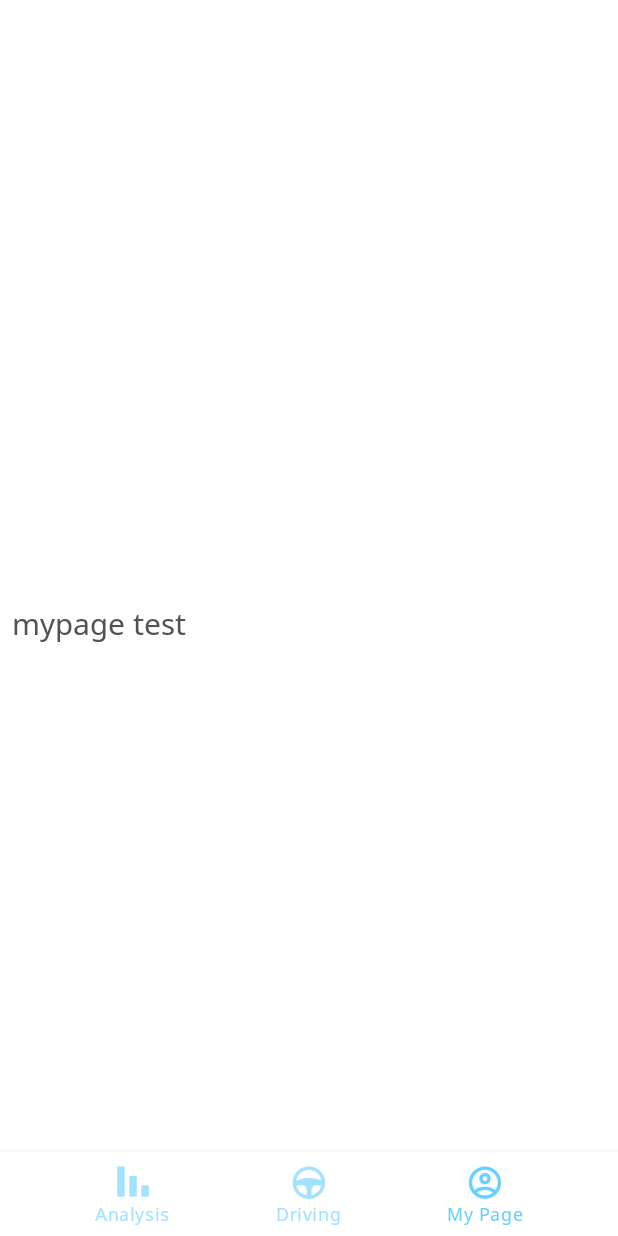
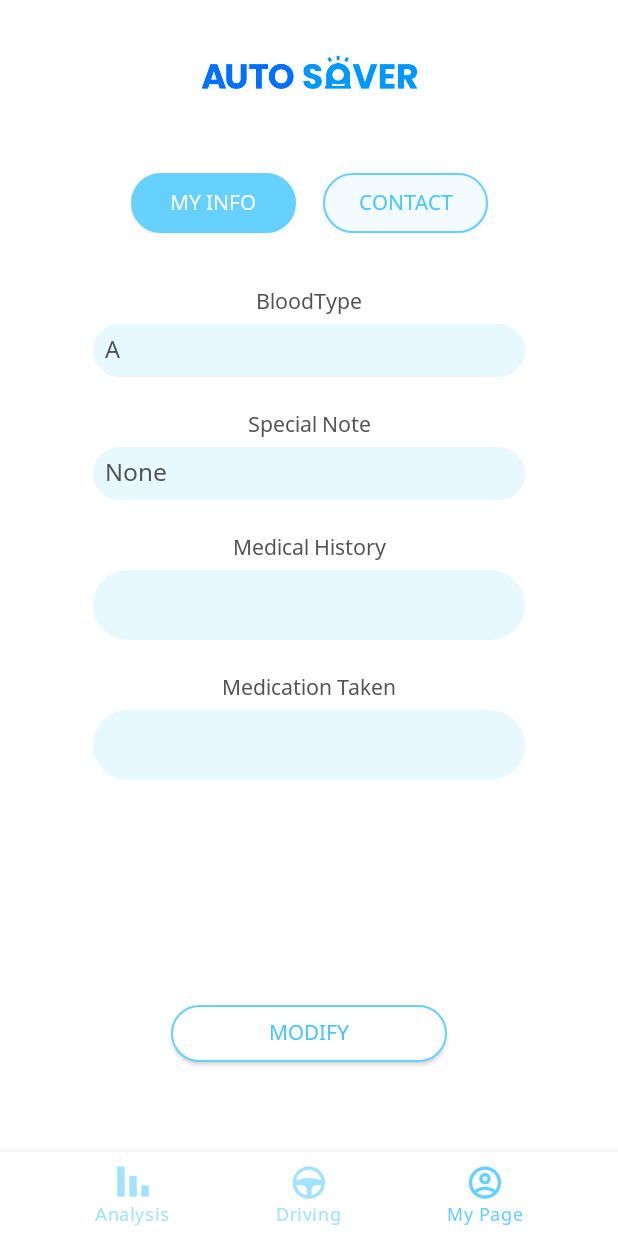
Before and after one commit to yamiblack/AutoSaver, an Android app: the MyPageFragment screen opened through its navigation route, on a phone screen of 412 x 824 dp. Run offline under Robolectric (Android 15) with nearby library versions, the phone set to English and light mode, and no system bars; our stand-ins replace navigation-ui; 2 statements that could not run were skipped.

Commit message:
fix: MyPage

```diff
--- a/app/src/main/java/com/b11a/android/autosaver/ui/mypage/MyPageFragment.java
+++ /dev/null
@@ -1,23 +0,0 @@
-package com.b11a.android.autosaver.ui.mypage;
-
-import android.os.Bundle;
-import android.view.LayoutInflater;
-import android.view.View;
-import android.view.ViewGroup;
-import android.widget.TextView;
-
-import androidx.annotation.NonNull;
-import androidx.fragment.app.Fragment;
-
-import com.b11a.android.autosaver.R;
-
-public class MyPageFragment extends Fragment {
-    public View onCreateView(@NonNull LayoutInflater inflater,
-                             ViewGroup container, Bundle savedInstanceState) {
-
-        View root = inflater.inflate(R.layout.fragment_mypage, container, false);
-
-        return root;
-    }
-
-}
--- /dev/null
+++ b/app/src/main/java/com/b11a/android/autosaver/ui/mypage/MyPageFragment.kt
@@ -0,0 +1,121 @@
+package com.b11a.android.autosaver.ui.mypage
+
+import android.os.Bundle
+import android.view.LayoutInflater
+import android.view.View
+import android.view.ViewGroup
+import android.view.WindowManager
+import android.widget.EditText
+import android.widget.Spinner
+import androidx.core.content.ContextCompat
+import androidx.core.widget.addTextChangedListener
+import androidx.fragment.app.Fragment
+import androidx.lifecycle.ViewModelProvider
+import com.b11a.android.autosaver.R
+import com.b11a.android.autosaver.databinding.FragmentMypageBinding
+import com.b11a.android.autosaver.databinding.LayoutMypageEmergencyBinding
+import com.b11a.android.autosaver.databinding.LayoutMypageInfoBinding
+import com.b11a.android.autosaver.kPrefs
+
+class MyPageFragment : Fragment() {
+    private lateinit var binding: FragmentMypageBinding
+    private lateinit var infoBinding: LayoutMypageInfoBinding
+    private lateinit var emergencyBinding: LayoutMypageEmergencyBinding
+    private lateinit var viewModel: MyPageInfoViewModel
+
+    override fun onCreateView(inflater: LayoutInflater, container: ViewGroup?, savedInstanceState: Bundle?): View {
+        binding = FragmentMypageBinding.inflate(inflater)
+        infoBinding = LayoutMypageInfoBinding.inflate(inflater)
+        emergencyBinding = LayoutMypageEmergencyBinding.inflate(inflater)
+
+        viewModel = ViewModelProvider(this).get(MyPageInfoViewModel::class.java)
+
+        val userToken = kPrefs(requireContext()).getString("userToken", "")!!
+
+        binding.frameMyPage.addView(infoBinding.root)
+        viewModel.loadData(userToken)
+
+        viewModel.loading.observe(viewLifecycleOwner) {
+            if (it) {
+                binding.loadingLayout.root.visibility = View.VISIBLE
+                requireActivity().window.addFlags(WindowManager.LayoutParams.FLAG_NOT_TOUCHABLE)
+            } else {
+                binding.loadingLayout.root.visibility = View.GONE
+                requireActivity().window.clearFlags(WindowManager.LayoutParams.FLAG_NOT_TOUCHABLE)
+            }
+        }
+
+        viewModel.detail.observe(viewLifecycleOwner) {
+            infoBinding.spinnerBloodMyPage.setSelection(resources.getStringArray(R.array.bloodType).indexOf(it.blood))
+            infoBinding.spinnerSpecialMyPage.setSelection(resources.getStringArray(R.array.specialNote).indexOf(it.special))
+            infoBinding.editTextMedicalMyPage.setText(it.disease)
+            infoBinding.editTextMedicationMyPage.setText(it.medicine)
+        }
+
+        infoBinding.spinnerBloodMyPage.onItemSelectedListener = viewModel.itemSelectedListener { position ->
+            val selected = infoBinding.spinnerBloodMyPage.getItemAtPosition(position).toString()
+            viewModel.setBloodType(selected)
+        }
+
+        infoBinding.spinnerSpecialMyPage.onItemSelectedListener = viewModel.itemSelectedListener { position ->
+            val selected = infoBinding.spinnerSpecialMyPage.getItemAtPosition(position).toString()
+            viewModel.setSpecialNote(selected)
+        }
+
+        infoBinding.editTextMedicalMyPage.addTextChangedListener {
+            viewModel.setMedicalHistory(it.toString())
+        }
+
+        infoBinding.editTextMedicationMyPage.addTextChangedListener {
+            viewModel.setMedicationTaken(it.toString())
+        }
+
+        emergencyBinding.editTextNameMyPage.addTextChangedListener {
+            viewModel.setEmergencyName(it.toString())
+        }
+
+        emergencyBinding.editTextNumberMyPage.addTextChangedListener {
+            viewModel.setEmergencyNumber(it.toString())
+        }
+
+        binding.buttonMyInfoMyPage.setOnClickListener {
+            binding.buttonMyInfoMyPage.background = ContextCompat.getDrawable(requireContext(), R.drawable.radius_button_blue_activated)
+            binding.buttonMyInfoMyPage.setTextColor(ContextCompat.getColor(requireContext(), R.color.white))
+
+            binding.buttonContactsMyPage.background = ContextCompat.getDrawable(requireContext(), R.drawable.radius_button_blue)
+            binding.buttonContactsMyPage.setTextColor(ContextCompat.getColor(requireContext(), R.color.buttonTextColor))
+
+            binding.frameMyPage.removeAllViews()
+            binding.frameMyPage.addView(infoBinding.root)
+
+            infoBinding.spinnerBloodMyPage.setSelection(resources.getStringArray(R.array.bloodType).indexOf(viewModel.detail.value!!.blood))
+            infoBinding.spinnerSpecialMyPage.setSelection(resources.getStringArray(R.array.specialNote).indexOf(viewModel.detail.value!!.special))
+            infoBinding.editTextMedicalMyPage.setText(viewModel.detail.value!!.disease)
+            infoBinding.editTextMedicationMyPage.setText(viewModel.detail.value!!.medicine)
+        }
+
+        binding.buttonContactsMyPage.setOnClickListener {
+            binding.buttonContactsMyPage.background = ContextCompat.getDrawable(requireContext(), R.drawable.radius_button_blue_activated)
+            binding.buttonContactsMyPage.setTextColor(ContextCompat.getColor(requireContext(), R.color.white))
+
+            binding.buttonMyInfoMyPage.background = ContextCompat.getDrawable(requireContext(), R.drawable.radius_button_blue)
+            binding.buttonMyInfoMyPage.setTextColor(ContextCompat.getColor(requireContext(), R.color.buttonTextColor))
+
+            binding.frameMyPage.removeAllViews()
+            binding.frameMyPage.addView(emergencyBinding.root)
+
+            emergencyBinding.editTextNameMyPage.setText(viewModel.detail.value!!.emergencyName)
+            emergencyBinding.editTextNumberMyPage.setText(viewModel.detail.value!!.emergencyNumber)
+        }
+
+        infoBinding.buttonCompletionMyPage.setOnClickListener {
+            viewModel.submit(userToken)
+        }
+
+        emergencyBinding.buttonCompletionMyPageContact.setOnClickListener {
+            viewModel.submit(userToken)
+        }
+
+        return binding.root
+    }
+}
--- /dev/null
+++ b/app/src/main/java/com/b11a/android/autosaver/ui/mypage/MyPageInfoViewModel.kt
@@ -0,0 +1,131 @@
+package com.b11a.android.autosaver.ui.mypage
+
+import android.util.Log
+import android.view.View
+import android.widget.AdapterView
+import android.widget.Toast
+import androidx.lifecycle.LiveData
+import androidx.lifecycle.MutableLiveData
+import androidx.lifecycle.ViewModel
+import com.b11a.android.autosaver.kServerURL
+import com.b11a.android.autosaver.login.models.UserDetail
+import com.google.android.material.snackbar.Snackbar
+import okhttp3.*
+import org.json.JSONObject
+import java.io.IOException
+
+class MyPageInfoViewModel: ViewModel() {
+    private val userURL = kServerURL("users/userinfos")
+    private val client = OkHttpClient()
+
+    private val _detail = MutableLiveData<UserDetail>().apply {
+        value = UserDetail()
+    }
+    val detail: LiveData<UserDetail> = _detail
+
+    private val _loading = MutableLiveData<Boolean>().apply {
+        value = false
+    }
+    val loading: LiveData<Boolean> = _loading
+
+    private val _success = MutableLiveData<Boolean>().apply {
+        value = false
+    }
+    val success: LiveData<Boolean> = _success
+
+    fun loadData(userToken: String) {
+        _loading.value = true
+
+        val request = Request.Builder()
+            .url(userURL)
+            .header("Authorization", userToken)
+            .build()
+
+        client.newCall(request).enqueue(object : Callback {
+            override fun onFailure(call: Call, e: IOException) {
+                Log.e("MYINFO", e.toString())
+                _loading.postValue(false)
+                return
+            }
+
+            override fun onResponse(call: Call, response: Response) {
+                val responseString = response.body!!.string()
+                Log.d("MYINFO", responseString)
+
+                val jsonObject = JSONObject(responseString)
+
+                _detail.postValue(UserDetail(
+                    blood = jsonObject.getString("blood"),
+                    special = jsonObject.getString("special_note"),
+                    emergencyName = jsonObject.getString("emergency").split("/")[0],
+                    emergencyNumber = jsonObject.getString("emergency").split("/")[1],
+                    disease = jsonObject.getString("disease"),
+                    medicine = jsonObject.getString("medicine")
+                ))
+                _loading.postValue(false)
+            }
+        })
+    }
+
+    fun setBloodType(bloodType: String) {
+        _detail.value?.blood = bloodType
+    }
+
+    fun setSpecialNote(specialNote: String) {
+        _detail.value?.special = specialNote
+    }
+
+    fun setMedicalHistory(disease: String) {
+        _detail.value?.disease = disease
+    }
+
+    fun setMedicationTaken(medication: String) {
+        _detail.value?.medicine = medication
+    }
+
+    fun setEmergencyName(name: String) {
+        _detail.value?.emergencyName = name
+    }
+
+    fun setEmergencyNumber(number: String) {
+        _detail.value?.emergencyNumber = number
+    }
+
+    fun itemSelectedListener(itemSelected: (Int)->Unit)  = object : AdapterView.OnItemSelectedListener {
+        override fun onItemSelected(parent: AdapterView<*>?, view: View?, position: Int, id: Long) = itemSelected(position)
+        override fun onNothingSelected(parent: AdapterView<*>?) = Unit
+    }
+
+    fun submit(userToken: String) {
+        _loading.value = true
+
+        val requestBody = FormBody.Builder()
+            .add("blood", _detail.value!!.blood)
+            .add("special_note", _detail.value!!.special)
+            .add("emergency", "${_detail.value!!.emergencyName}/${_detail.value!!.emergencyNumber}")
+            .add("disease", _detail.value!!.disease)
+            .add("medicine", _detail.value!!.medicine)
+            .build()
+        val request = Request.Builder()
+            .url(userURL)
+            .header("Authorization", userToken)
+            .put(requestBody)
+            .build()
+
+        client.newCall(request).enqueue(object : Callback {
+            override fun onFailure(call: Call, e: IOException) {
+                Log.e("DETAIL", e.toString())
+                _loading.postValue(false)
+                return
+            }
+
+            override fun onResponse(call: Call, response: Response) {
+                val responseCode = response.code
+                Log.d("DETAIL", responseCode.toString())
+
+                _success.postValue(responseCode == 200)
+                _loading.postValue(false)
+            }
+        })
+    }
+}
--- /dev/null
+++ b/app/src/main/res/drawable/radius_button_blue_activated.xml
@@ -0,0 +1,27 @@
+<?xml version="1.0" encoding="utf-8"?>
+<selector xmlns:android="http://schemas.android.com/apk/res/android">
+<item android:state_pressed="true">
+    <shape android:shape="rectangle" android:padding = "10dp">
+        <solid android:color="#2D708E"/>
+        <corners
+            android:bottomLeftRadius="60dp"
+            android:bottomRightRadius="60dp"
+            android:topLeftRadius="60dp"
+            android:topRightRadius="60dp"/>
+        <stroke android:width="1dp"
+            android:color="#66d0ff"/>
+    </shape>
+</item>
+<item>
+    <shape android:shape="rectangle" android:padding = "10dp">
+        <solid android:color="#66d0ff"/>
+        <corners
+            android:bottomLeftRadius="60dp"
+            android:bottomRightRadius="60dp"
+            android:topLeftRadius="60dp"
+            android:topRightRadius="60dp"/>
+        <stroke android:width="1dp"
+            android:color="#66d0ff"/>
+    </shape>
+</item>
+</selector>
--- a/app/src/main/res/layout/activity_main.xml
+++ b/app/src/main/res/layout/activity_main.xml
@@ -25,8 +25,8 @@
     <fragment
         android:id="@+id/nav_host_fragment_activity_main"
         android:name="androidx.navigation.fragment.NavHostFragment"
-        android:layout_width="match_parent"
-        android:layout_height="match_parent"
+        android:layout_width="0dp"
+        android:layout_height="0dp"
         app:defaultNavHost="true"
         app:layout_constraintBottom_toTopOf="@id/nav_view"
         app:layout_constraintLeft_toLeftOf="parent"
--- a/app/src/main/res/layout/fragment_mypage.xml
+++ b/app/src/main/res/layout/fragment_mypage.xml
@@ -6,17 +6,67 @@
     android:layout_height="match_parent"
     tools:context=".ui.mypage.MyPageFragment">
 
-    <TextView
-        android:id="@+id/text_notifications"
-        android:layout_width="match_parent"
+    <ImageView
+        android:id="@+id/logoImageMyPage"
+        android:layout_width="150dp"
+        android:layout_height="33dp"
+        android:layout_gravity="center"
+        android:layout_marginTop="32dp"
+        android:src="@drawable/ic_logo"
+        app:layout_constraintEnd_toEndOf="parent"
+        app:layout_constraintStart_toStartOf="parent"
+        app:layout_constraintTop_toTopOf="parent" />
+
+    <LinearLayout
+        android:id="@+id/linearLayout"
+        android:layout_width="wrap_content"
         android:layout_height="wrap_content"
-        android:layout_marginStart="8dp"
-        android:layout_marginTop="8dp"
-        android:layout_marginEnd="8dp"
-        android:textSize="20sp"
-        android:text="mypage test"
+        android:layout_marginTop="50dp"
+        android:orientation="horizontal"
+        app:layout_constraintEnd_toEndOf="parent"
+        app:layout_constraintStart_toStartOf="parent"
+        app:layout_constraintTop_toBottomOf="@+id/logoImageMyPage">
+
+
+        <androidx.appcompat.widget.AppCompatButton
+            android:id="@+id/buttonMyInfoMyPage"
+            android:layout_width="110dp"
+            android:layout_height="wrap_content"
+            android:background="@drawable/radius_button_blue_activated"
+            android:minHeight="40dp"
+            android:text="My Info"
+            android:textColor="@color/white" />
+
+        <Space
+            android:layout_width="18dp"
+            android:layout_height="wrap_content"
+            android:layout_weight="1" />
+
+        <androidx.appcompat.widget.AppCompatButton
+            android:id="@+id/buttonContactsMyPage"
+            android:layout_width="110dp"
+            android:layout_height="wrap_content"
+            android:background="@drawable/radius_button_blue"
+            android:minHeight="40dp"
+            android:text="Contact"
+            android:textColor="@color/buttonTextColor" />
+
+    </LinearLayout>
+
+    <FrameLayout
+        android:id="@+id/frameMyPage"
+        android:layout_width="0dp"
+        android:layout_height="0dp"
+        android:layout_marginTop="35dp"
         app:layout_constraintBottom_toBottomOf="parent"
         app:layout_constraintEnd_toEndOf="parent"
         app:layout_constraintStart_toStartOf="parent"
-        app:layout_constraintTop_toTopOf="parent" />
+        app:layout_constraintTop_toBottomOf="@+id/linearLayout">
+
+    </FrameLayout>
+
+    <include
+        android:id="@+id/loadingLayout"
+        android:visibility="gone"
+        layout="@layout/layout_loading" />
 </androidx.constraintlayout.widget.ConstraintLayout>
--- /dev/null
+++ b/app/src/main/res/layout/layout_mypage_info.xml
@@ -0,0 +1,128 @@
+<?xml version="1.0" encoding="utf-8"?>
+<androidx.constraintlayout.widget.ConstraintLayout xmlns:android="http://schemas.android.com/apk/res/android"
+    xmlns:app="http://schemas.android.com/apk/res-auto"
+    xmlns:tools="http://schemas.android.com/tools"
+    android:layout_width="match_parent"
+    android:layout_height="match_parent">
+
+    <TextView
+        android:id="@+id/labelBloodMyPage"
+        android:layout_width="wrap_content"
+        android:layout_height="wrap_content"
+        android:text="BloodType"
+        app:layout_constraintEnd_toEndOf="parent"
+        app:layout_constraintStart_toStartOf="parent"
+        app:layout_constraintTop_toTopOf="parent" />
+
+    <androidx.appcompat.widget.AppCompatSpinner
+        android:id="@+id/spinnerBloodMyPage"
+        android:layout_width="0dp"
+        android:layout_height="35dp"
+        android:layout_marginStart="62dp"
+        android:layout_marginLeft="62dp"
+        android:layout_marginTop="4dp"
+        android:layout_marginEnd="62dp"
+        android:layout_marginRight="62dp"
+        android:background="@drawable/edittext_border"
+        android:entries="@array/bloodType"
+        app:layout_constraintEnd_toEndOf="parent"
+        app:layout_constraintStart_toStartOf="parent"
+        app:layout_constraintTop_toBottomOf="@+id/labelBloodMyPage" />
+
+    <TextView
+        android:id="@+id/labelSpecialMyPage"
+        android:layout_width="wrap_content"
+        android:layout_height="wrap_content"
+        android:layout_marginTop="21dp"
+        android:text="Special Note"
+        app:layout_constraintEnd_toEndOf="parent"
+        app:layout_constraintStart_toStartOf="parent"
+        app:layout_constraintTop_toBottomOf="@+id/spinnerBloodMyPage" />
+
+    <androidx.appcompat.widget.AppCompatSpinner
+        android:id="@+id/spinnerSpecialMyPage"
+        android:layout_width="0dp"
+        android:layout_height="35dp"
+        android:layout_marginStart="62dp"
+        android:layout_marginLeft="62dp"
+        android:layout_marginTop="4dp"
+        android:layout_marginEnd="62dp"
+        android:layout_marginRight="62dp"
+        android:background="@drawable/edittext_border"
+        android:entries="@array/specialNote"
+        app:layout_constraintEnd_toEndOf="parent"
+        app:layout_constraintStart_toStartOf="parent"
+        app:layout_constraintTop_toBottomOf="@+id/labelSpecialMyPage" />
+
+    <TextView
+        android:id="@+id/labelMedicalMyPage"
+        android:layout_width="wrap_content"
+        android:layout_height="wrap_content"
+        android:layout_marginTop="21dp"
+        android:text="Medical History"
+        app:layout_constraintEnd_toEndOf="parent"
+        app:layout_constraintStart_toStartOf="parent"
+        app:layout_constraintTop_toBottomOf="@+id/spinnerSpecialMyPage" />
+
+    <EditText
+        android:id="@+id/editTextMedicalMyPage"
+        android:layout_width="0dp"
+        android:layout_height="wrap_content"
+        android:layout_marginTop="4dp"
+        android:background="@drawable/edittext_border"
+        android:ems="10"
+        android:paddingLeft="20dp"
+        android:paddingTop="10dp"
+        android:paddingRight="20dp"
+        android:paddingBottom="10dp"
+        app:layout_constraintEnd_toEndOf="@+id/spinnerBloodMyPage"
+        app:layout_constraintStart_toStartOf="@+id/spinnerBloodMyPage"
+        app:layout_constraintTop_toBottomOf="@+id/labelMedicalMyPage" />
+
+    <TextView
+        android:id="@+id/labelMedicationMyPage"
+        android:layout_width="wrap_content"
+        android:layout_height="wrap_content"
+        android:layout_marginTop="21dp"
+        android:text="Medication Taken"
+        app:layout_constraintEnd_toEndOf="parent"
+        app:layout_constraintStart_toStartOf="parent"
+        app:layout_constraintTop_toBottomOf="@+id/editTextMedicalMyPage" />
+
+    <EditText
+        android:id="@+id/editTextMedicationMyPage"
+        android:layout_width="0dp"
+        android:layout_height="wrap_content"
+        android:layout_marginTop="4dp"
+        android:background="@drawable/edittext_border"
+        android:ems="10"
+        android:paddingLeft="20dp"
+        android:paddingTop="10dp"
+        android:paddingRight="20dp"
+        android:paddingBottom="10dp"
+        app:layout_constraintEnd_toEndOf="@+id/editTextMedicalMyPage"
+        app:layout_constraintStart_toStartOf="@+id/editTextMedicalMyPage"
+        app:layout_constraintTop_toBottomOf="@+id/labelMedicationMyPage" />
+
+    <androidx.appcompat.widget.AppCompatButton
+        android:id="@+id/buttonCompletionMyPage"
+        android:layout_width="0dp"
+        android:layout_height="wrap_content"
+        android:layout_marginStart="114dp"
+        android:layout_marginEnd="114dp"
+        android:layout_marginBottom="60dp"
+        android:background="@drawable/radius_button_white"
+        android:minHeight="38dp"
+        android:paddingLeft="15dp"
+        android:paddingRight="15dp"
+        android:text="Modify"
+        android:textColor="@color/buttonTextColor"
+        app:layout_constraintBottom_toBottomOf="parent"
+        app:layout_constraintEnd_toEndOf="parent"
+        app:layout_constraintStart_toStartOf="parent" />
+
+    <include
+        android:id="@+id/loadingLayout"
+        android:visibility="gone"
+        layout="@layout/layout_loading" />
+</androidx.constraintlayout.widget.ConstraintLayout>
```
Also changed, not shown: app/src/main/res/layout/layout_mypage_emergency.xml (added, +69 -0 lines).
